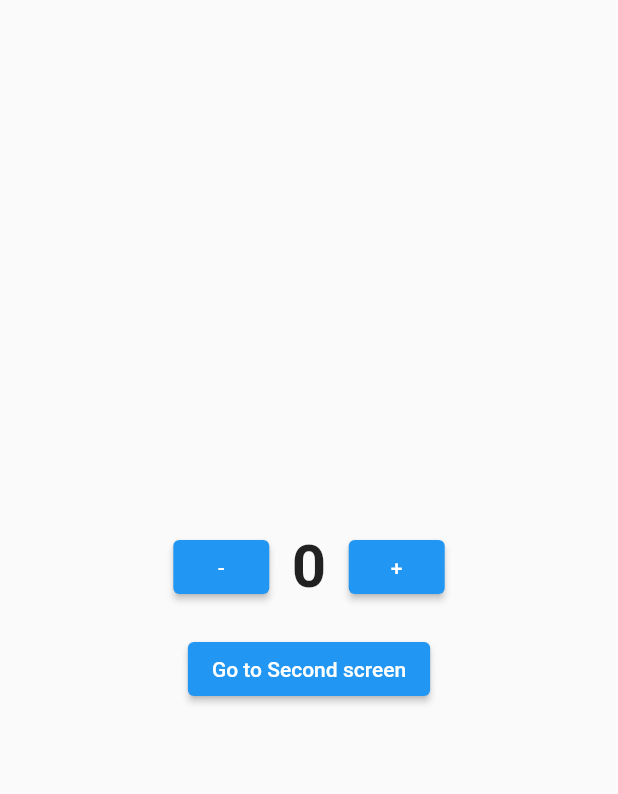
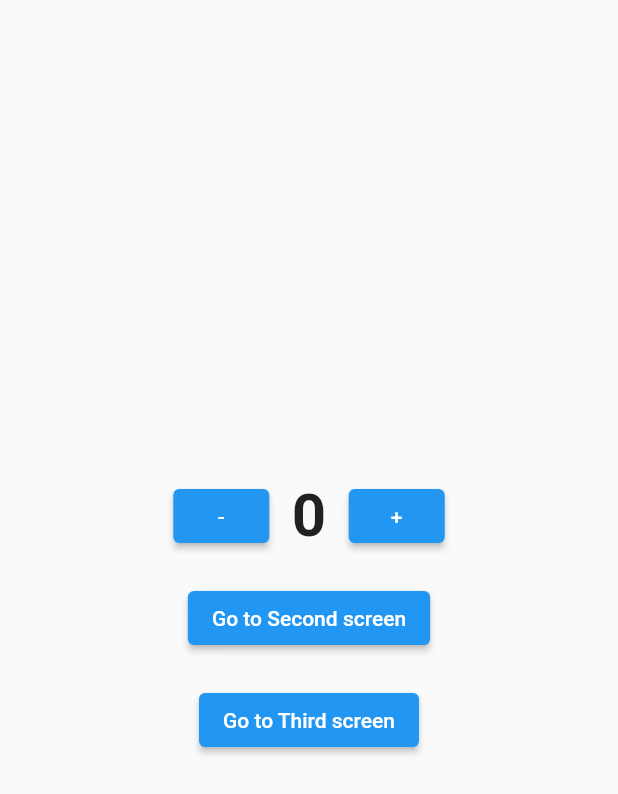
Before and after one commit to kamal614/BLoc_Counter_App, a Flutter app: the screen it shows after launch, on a phone screen of 412 x 824 dp. Shown: the top 794 px of the screen. Run offline on Flutter 3.47's test engine with Material 2 defaults, Android fonts, the phone set to English and light mode, and no system bars; our stand-ins replace bloc, equatable, flutter_bloc.

```diff
--- a/lib/main.dart
+++ b/lib/main.dart
@@ -1,3 +1,5 @@
+import 'dart:developer';
+
 import 'package:bloc_counter/logic/cubit/counter_cubit.dart';
 import 'package:bloc_counter/presentation/screen/secondscreen.dart';
 import 'package:bloc_counter/presentation/screen/thirdscreen.dart';
@@ -10,8 +12,15 @@ void main() {
   runApp(const MyApp());
 }
 
-class MyApp extends StatelessWidget {
+class MyApp extends StatefulWidget {
   const MyApp({super.key});
+
+  @override
+  State<MyApp> createState() => _MyAppState();
+}
+
+class _MyAppState extends State<MyApp> {
+  final CounterCubit _counterCubit = CounterCubit();
   @override
   Widget build(BuildContext context) {
     return BlocProvider(
@@ -21,7 +30,20 @@ class MyApp extends StatelessWidget {
         theme: ThemeData(
           primarySwatch: Colors.blue,
         ),
-        home: const MyHomePage(),
+        routes: {
+          '/': (context) => BlocProvider.value(
+                value: _counterCubit,
+                child: const MyHomePage(),
+              ),
+          '/secondScreen': (context) => BlocProvider.value(
+                value: _counterCubit,
+                child: const SecondScreen(),
+              ),
+          '/thirdScreen': (context) => BlocProvider.value(
+                value: _counterCubit,
+                child: const ThirdScreen(),
+              ),
+        },
       ),
     );
   }
--- a/lib/presentation/screen/homescreen.dart
+++ b/lib/presentation/screen/homescreen.dart
@@ -60,13 +60,15 @@ class _MyHomePageState extends State<MyHomePage> {
             const SizedBox(height: 20),
             ElevatedButton(
                 onPressed: () {
-                  Navigator.of(context).push(MaterialPageRoute(
-                      builder: (_) => BlocProvider.value(
-                            value: BlocProvider.of<CounterCubit>(context),
-                            child: const SeconScreen(),
-                          )));
+                  Navigator.of(context).pushNamed('/secondScreen');
                 },
-                child: const Text("Go to Second screen"))
+                child: const Text("Go to Second screen")),
+            const SizedBox(height: 20),
+            ElevatedButton(
+                onPressed: () {
+                  Navigator.of(context).pushNamed('/thirdScreen');
+                },
+                child: const Text("Go to Third screen")),
           ],
         ),
       ),
--- a/lib/presentation/screen/thirdscreen.dart
+++ b/lib/presentation/screen/thirdscreen.dart
@@ -62,7 +62,7 @@ class _ThirdScreenState extends State<ThirdScreen> {
                 onPressed: () {
                   Navigator.pop(context);
                 },
-                child: const Text("Go to Second screen"))
+                child: const Text("Back"))
           ],
         ),
       ),
```
Also changed, not shown: lib/presentation/screen/secondscreen.dart (+4 -4 lines).
